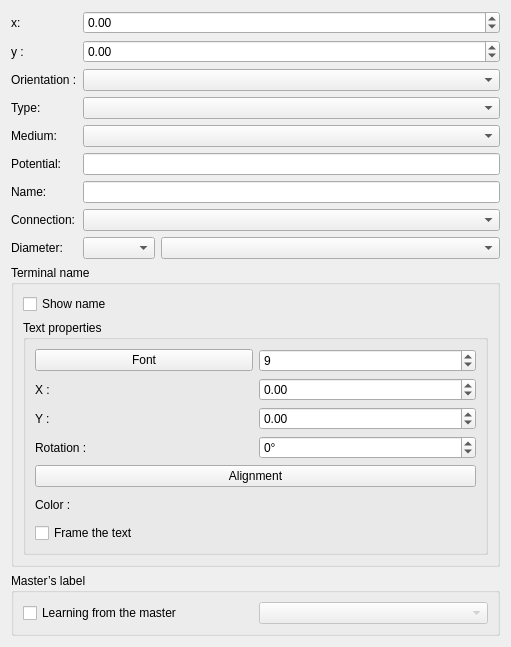
This is sources/editor/ui/terminaleditor.ui in Opus-id/qelectrotech-source-mirror as Qt 5 draws it before an edit. The edited form follows.
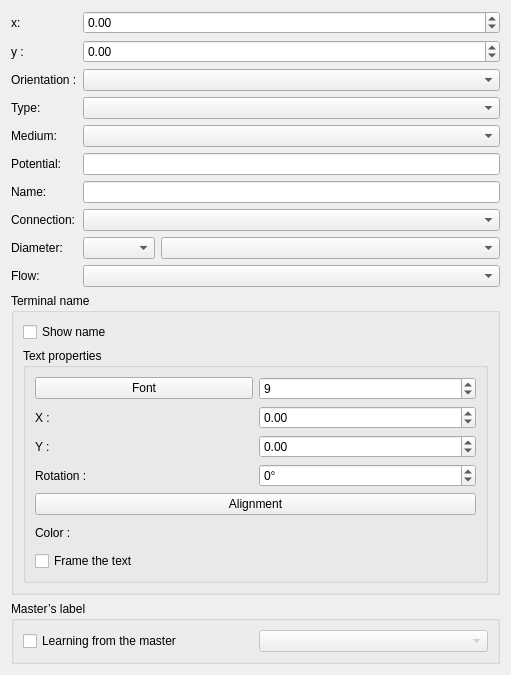
This is the edited form.

Commit message: P&ID: the direction of flow of a pipe, found from its symbols

Diff of the .ui file:
```diff
--- a/sources/editor/ui/terminaleditor.ui
+++ b/sources/editor/ui/terminaleditor.ui
@@ -151,7 +151,21 @@
      </item>
     </layout>
    </item>
-   <item row="9" column="0" colspan="2">
+   <item row="9" column="0">
+    <widget class="QLabel" name="label_flow">
+     <property name="text">
+      <string>Flow:</string>
+     </property>
+    </widget>
+   </item>
+   <item row="9" column="1">
+    <widget class="QComboBox" name="m_flow_cb">
+     <property name="toolTip">
+      <string>Where the fluid comes in or goes out through this nozzle, as the drawing of the symbol shows it (a check valve, a pump). Nothing for a symbol which has no direction of its own (a gate valve, a tank): the flow goes through it either way. A placed symbol follows its drawing, turned or mirrored.</string>
+     </property>
+    </widget>
+   </item>
+   <item row="10" column="0" colspan="2">
     <widget class="QGroupBox" name="m_label_gb">
      <property name="title">
       <string>Terminal name</string>
@@ -287,7 +301,7 @@
      </layout>
     </widget>
    </item>
-   <item row="10" column="0" colspan="2">
+   <item row="11" column="0" colspan="2">
     <widget class="QGroupBox" name="m_master_label_gb">
      <property name="title">
       <string>Master’s label</string>
```
The commit also changes 17 other files.
